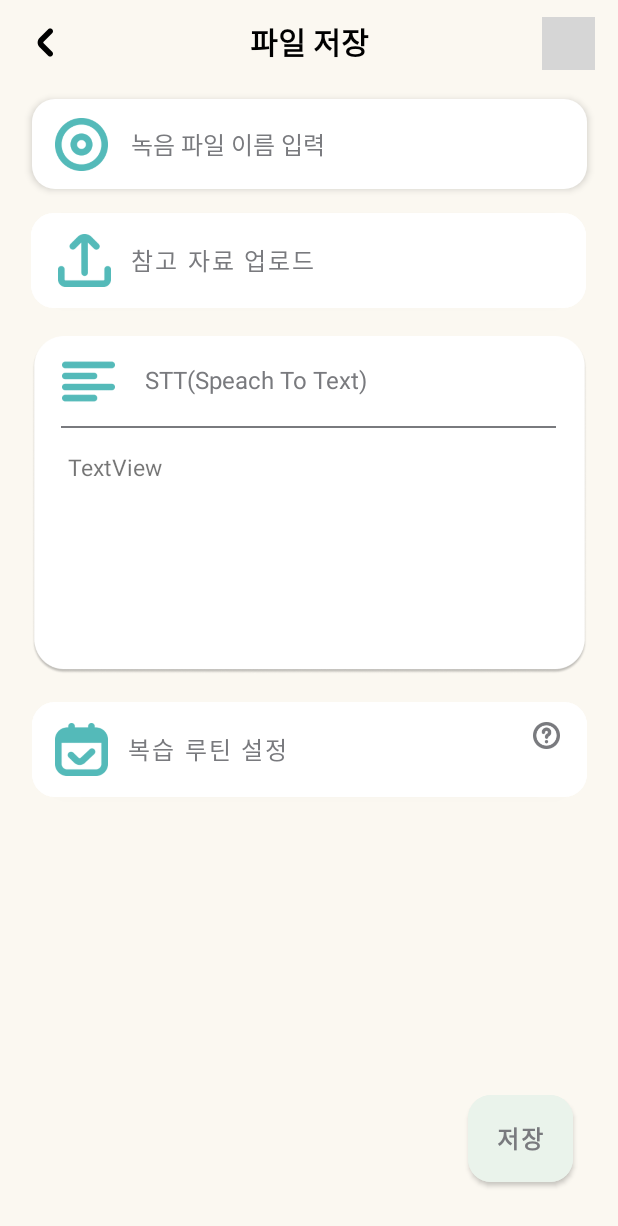
After one commit to GURUSoundy/Soundy, an Android app: the layout activity_save_file.xml on its own in the app's theme, with its tools: preview values and no code run, on a phone screen of 412 x 824 dp. The commit adds this screen. Shown: the top 1226 px of the screen. Run offline under Robolectric (Android 15) with nearby library versions, the phone set to English and light mode, and no system bars; grey boxes are pictures that could not be loaded.

Commit message:
추가: 알림 설정 화면 수정, 파일 저장, 파일 조회 화면 완성

```diff
--- /dev/null
+++ b/app/src/main/res/drawable/calendar_icon_resize.xml
@@ -0,0 +1,8 @@
+<?xml version="1.0" encoding="utf-8"?>
+<layer-list xmlns:android="http://schemas.android.com/apk/res/android">
+    <item
+        android:drawable="@drawable/calendar_icon"
+        android:width="35dp"
+        android:height="35dp">
+    </item>
+</layer-list>
--- /dev/null
+++ b/app/src/main/res/drawable/edit_text_rounded_corner_rectangle_white.xml
@@ -0,0 +1,11 @@
+<?xml version="1.0" encoding="utf-8"?>
+<selector xmlns:android="http://schemas.android.com/apk/res/android">
+    <item android:state_focused="false">
+        <shape xmlns:android="http://schemas.android.com/apk/res/android"
+            android:shape="rectangle">
+            <corners android:radius="15dp"/>
+            <solid
+                android:color="#FFFFFF"/>
+        </shape>
+    </item>
+</selector>
--- /dev/null
+++ b/app/src/main/res/drawable/record_icon_resize.xml
@@ -0,0 +1,8 @@
+<?xml version="1.0" encoding="utf-8"?>
+<layer-list xmlns:android="http://schemas.android.com/apk/res/android">
+    <item
+        android:drawable="@drawable/record_icon"
+        android:width="35dp"
+        android:height="35dp">
+    </item>
+</layer-list>
--- /dev/null
+++ b/app/src/main/res/drawable/stt_icon_resize.xml
@@ -0,0 +1,8 @@
+<?xml version="1.0" encoding="utf-8"?>
+<layer-list xmlns:android="http://schemas.android.com/apk/res/android">
+    <item
+        android:drawable="@drawable/stt_icon"
+        android:width="35dp"
+        android:height="35dp">
+    </item>
+</layer-list>
--- /dev/null
+++ b/app/src/main/res/drawable/upload_icon_resize.xml
@@ -0,0 +1,9 @@
+<?xml version="1.0" encoding="utf-8"?>
+<layer-list xmlns:android="http://schemas.android.com/apk/res/android">
+    <item
+        android:drawable="@drawable/upload_icon"
+        android:width="35dp"
+        android:height="35dp">
+    </item>
+
+</layer-list>
--- /dev/null
+++ b/app/src/main/res/layout/activity_save_file.xml
@@ -0,0 +1,217 @@
+<?xml version="1.0" encoding="utf-8"?>
+<androidx.constraintlayout.widget.ConstraintLayout xmlns:android="http://schemas.android.com/apk/res/android"
+    xmlns:app="http://schemas.android.com/apk/res-auto"
+    xmlns:tools="http://schemas.android.com/tools"
+    android:layout_width="match_parent"
+    android:layout_height="match_parent"
+    tools:context=".SaveFileActivity">
+
+    <androidx.constraintlayout.widget.ConstraintLayout
+        android:id="@+id/constraintLayout"
+        android:layout_width="match_parent"
+        android:layout_height="?attr/actionBarSize"
+        app:layout_constraintEnd_toEndOf="parent"
+        app:layout_constraintStart_toStartOf="parent"
+        app:layout_constraintTop_toTopOf="parent">
+
+        <ImageButton
+            android:id="@+id/btnBack"
+            android:layout_width="30dp"
+            android:layout_height="match_parent"
+            android:layout_marginStart="15dp"
+            android:layout_marginTop="10dp"
+            android:layout_marginBottom="10dp"
+            android:background="#00FFFFFF"
+            android:scaleType="centerInside"
+            app:layout_constraintBottom_toBottomOf="parent"
+            app:layout_constraintStart_toStartOf="parent"
+            app:layout_constraintTop_toTopOf="parent"
+            app:srcCompat="@drawable/back_button" />
+
+        <TextView
+            android:id="@+id/titleText"
+            android:layout_width="wrap_content"
+            android:layout_height="match_parent"
+            android:backgroundTint="@color/beige"
+            android:gravity="center"
+            android:text="파일 저장"
+            android:textColor="@color/black"
+            android:textSize="20sp"
+            android:textStyle="bold"
+            app:layout_constraintEnd_toEndOf="parent"
+            app:layout_constraintStart_toStartOf="parent"
+            app:layout_constraintTop_toTopOf="parent" />
+
+        <ImageView
+            android:id="@+id/profile"
+            android:layout_width="35dp"
+            android:layout_height="35dp"
+            android:layout_marginEnd="15dp"
+            app:layout_constraintBottom_toBottomOf="parent"
+            app:layout_constraintEnd_toEndOf="parent"
+            app:layout_constraintTop_toTopOf="parent"
+            app:layout_constraintVertical_bias="0.545"
+            tools:srcCompat="@tools:sample/avatars" />
+
+    </androidx.constraintlayout.widget.ConstraintLayout>
+
+    <EditText
+        android:id="@+id/fileName"
+        android:layout_width="370dp"
+        android:layout_height="60dp"
+        android:layout_marginTop="10dp"
+        android:background="@drawable/edit_text_rounded_corner_rectangle_white"
+        android:drawableLeft="@drawable/record_icon_resize"
+        android:drawablePadding="15dp"
+        android:elevation="3dp"
+        android:hint="녹음 파일 이름 입력"
+        android:padding="15dp"
+        android:textColorHint="#797A7E"
+        android:textSize="16sp"
+        app:layout_constraintEnd_toEndOf="parent"
+        app:layout_constraintHorizontal_bias="0.508"
+        app:layout_constraintStart_toStartOf="parent"
+        app:layout_constraintTop_toBottomOf="@+id/constraintLayout" />
+
+    <Button
+        android:id="@+id/btnUpload"
+        android:layout_width="370dp"
+        android:layout_height="75dp"
+        android:layout_marginTop="10dp"
+        android:backgroundTint="@color/white"
+        android:drawableLeft="@drawable/upload_icon_resize"
+        android:drawablePadding="10dp"
+        android:elevation="4dp"
+        android:gravity="center_vertical"
+        android:padding="18dp"
+        android:text=" 참고 자료 업로드"
+        android:textColor="#797A7E"
+        android:textSize="16sp"
+        app:cornerRadius="15dp"
+        app:layout_constraintEnd_toEndOf="parent"
+        app:layout_constraintHorizontal_bias="0.491"
+        app:layout_constraintStart_toStartOf="parent"
+        app:layout_constraintTop_toBottomOf="@+id/fileName" />
+
+    <ImageView
+        android:id="@+id/ivStt"
+        android:layout_width="370dp"
+        android:layout_height="240dp"
+        android:layout_marginTop="5dp"
+        android:src="@drawable/stt_rectangle"
+        app:layout_constraintEnd_toEndOf="parent"
+        app:layout_constraintHorizontal_bias="0.508"
+        app:layout_constraintStart_toStartOf="parent"
+        app:layout_constraintTop_toBottomOf="@+id/btnUpload" />
+
+    <TextView
+        android:id="@+id/sttContent"
+        android:layout_width="324dp"
+        android:layout_height="126dp"
+        android:layout_marginTop="15dp"
+        android:text="TextView"
+        android:textSize="15sp"
+        android:ellipsize="end"
+        app:layout_constraintEnd_toEndOf="@+id/ivStt"
+        app:layout_constraintHorizontal_bias="0.52"
+        app:layout_constraintStart_toStartOf="@+id/ivStt"
+        app:layout_constraintTop_toBottomOf="@+id/view" />
+
+    <View
+        android:id="@+id/view"
+        android:layout_width="330dp"
+        android:layout_height="2px"
+        android:layout_marginTop="67dp"
+        android:background="#797A7E"
+        app:layout_constraintEnd_toEndOf="@+id/ivStt"
+        app:layout_constraintHorizontal_bias="0.475"
+        app:layout_constraintStart_toStartOf="@+id/ivStt"
+        app:layout_constraintTop_toTopOf="@+id/ivStt" />
+
+    <TextView
+        android:id="@+id/tvStt"
+        android:layout_width="wrap_content"
+        android:layout_height="wrap_content"
+        android:layout_marginStart="20dp"
+        android:layout_marginTop="25dp"
+        android:text="STT(Speach To Text)"
+        android:textColor="#797A7E"
+        android:textSize="16sp"
+        app:layout_constraintStart_toEndOf="@+id/iconStt"
+        app:layout_constraintTop_toTopOf="@+id/ivStt" />
+
+    <ImageView
+        android:id="@+id/iconStt"
+        android:layout_width="35dp"
+        android:layout_height="35dp"
+        android:layout_marginStart="20dp"
+        android:layout_marginTop="20dp"
+        app:layout_constraintStart_toStartOf="@+id/ivStt"
+        app:layout_constraintTop_toTopOf="@+id/ivStt"
+        app:srcCompat="@drawable/stt_icon" />
+
+    <Button
+        android:id="@+id/btnRoutine"
+        android:layout_width="370dp"
+        android:layout_height="75dp"
+        android:layout_marginTop="5dp"
+        android:backgroundTint="@color/white"
+        android:drawableLeft="@drawable/calendar_icon_resize"
+        android:drawablePadding="10dp"
+        android:elevation="4dp"
+        android:gravity="center_vertical"
+        android:padding="15dp"
+        android:text=" 복습 루틴 설정"
+        android:textColor="#797A7E"
+        android:textSize="16sp"
+        app:cornerRadius="15dp"
+        app:layout_constraintEnd_toEndOf="parent"
+        app:layout_constraintStart_toStartOf="parent"
+        app:layout_constraintTop_toBottomOf="@+id/ivStt" />
+
+
+    <ImageView
+        android:id="@+id/question"
+        android:layout_width="18dp"
+        android:layout_height="18dp"
+        android:layout_marginTop="19dp"
+        android:layout_marginEnd="18dp"
+        android:elevation="5dp"
+        app:layout_constraintEnd_toEndOf="@+id/btnRoutine"
+        app:layout_constraintTop_toTopOf="@+id/btnRoutine"
+        app:srcCompat="@drawable/question_icon" />
+
+    <!-- stt를 버튼으로 어떻게..
+    <Button
+        android:layout_width="370dp"
+        android:layout_height="240dp"
+        android:backgroundTint="@color/white"
+        android:drawableLeft="@drawable/stt_icon_resize"
+        android:drawablePadding="10dp"
+        android:elevation="4dp"
+        android:gravity="center_vertical"
+        android:padding="18dp"
+        android:text=" 참고 자료 업로드"
+        android:textColor="#797A7E"
+        android:textSize="16sp"
+        app:cornerRadius="15dp"
+        app:layout_constraintEnd_toEndOf="parent"
+        app:layout_constraintStart_toStartOf="parent"
+        tools:layout_editor_absoluteY="224dp" /> -->
+
+    <Button
+        android:id="@+id/btnSave"
+        android:layout_width="70dp"
+        android:layout_height="70dp"
+        android:layout_marginEnd="30dp"
+        android:layout_marginBottom="30dp"
+        android:backgroundTint="@color/mint"
+        android:text="저장"
+        android:textColor="#797A7E"
+        android:textSize="16sp"
+        android:textStyle="bold"
+        app:cornerRadius="15dp"
+        app:layout_constraintBottom_toBottomOf="parent"
+        app:layout_constraintEnd_toEndOf="parent" />
+
+</androidx.constraintlayout.widget.ConstraintLayout>
```
Also changed, not shown: app/src/main/java/com/example/soundy/AlarmActivity.kt (+45 -0 lines), app/src/main/java/com/example/soundy/MainActivity.kt (+5 -3 lines), app/src/main/java/com/example/soundy/SaveFileActivity.kt (added, +51 -0 lines), app/src/main/java/com/example/soundy/ShowFileActivity.kt (added, +58 -0 lines), app/src/main/res/layout/activity_alarm.xml (+22 -7 lines), app/src/main/res/layout/activity_show_file.xml (added, +218 -0 lines), app/src/main/res/drawable-v24/calendar_icon.png (added), app/src/main/res/drawable-v24/question_icon.png (added), app/src/main/res/drawable-v24/record_icon.png (added), app/src/main/res/drawable-v24/stt_icon.png (added), app/src/main/res/drawable-v24/stt_rectangle.png (added), app/src/main/res/drawable-v24/upload_icon.png (added).
